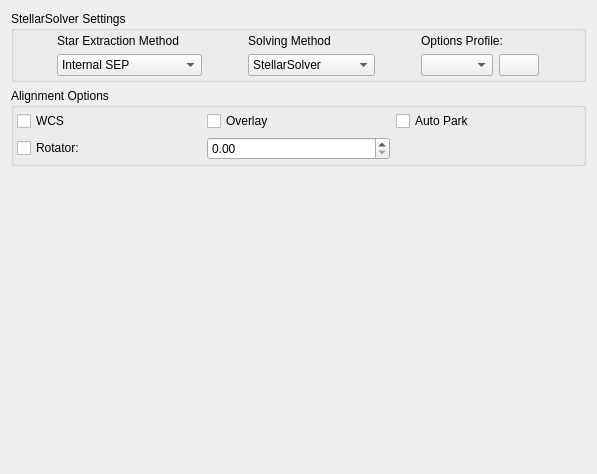
Qt form kstars/ekos/align/opsalign.ui (KDE/kstars) before a commit.
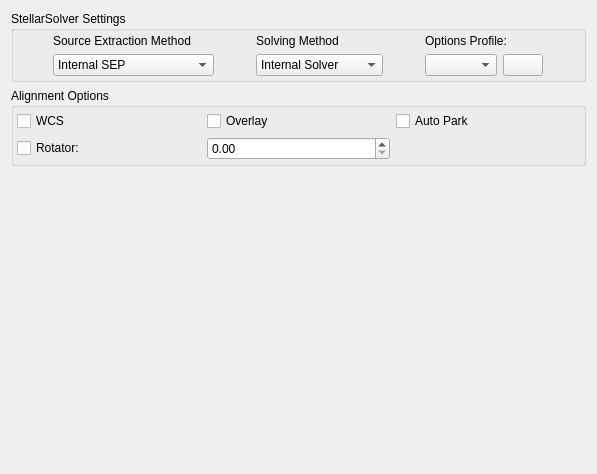
The same form after that commit.

Commit message: Fixing online file path.  Renaming some combo box items

What changed in the file:
```diff
--- a/kstars/ekos/align/opsalign.ui
+++ b/kstars/ekos/align/opsalign.ui
@@ -44,7 +44,7 @@
          </size>
         </property>
         <property name="text">
-         <string>Star Extraction Method</string>
+         <string>Source Extraction Method</string>
         </property>
         <property name="alignment">
          <set>Qt::AlignCenter</set>
@@ -63,12 +63,12 @@
         </item>
         <item>
          <property name="text">
-          <string>External Sextractor</string>
+          <string>External SExtractor</string>
          </property>
         </item>
         <item>
          <property name="text">
-          <string>BuiltIn Star Extraction</string>
+          <string>BuiltIn method for solver</string>
          </property>
         </item>
        </widget>
@@ -80,7 +80,7 @@
         </property>
         <item>
          <property name="text">
-          <string>StellarSolver</string>
+          <string>Internal Solver</string>
          </property>
         </item>
         <item>
```
The commit also changes 1 other file.
